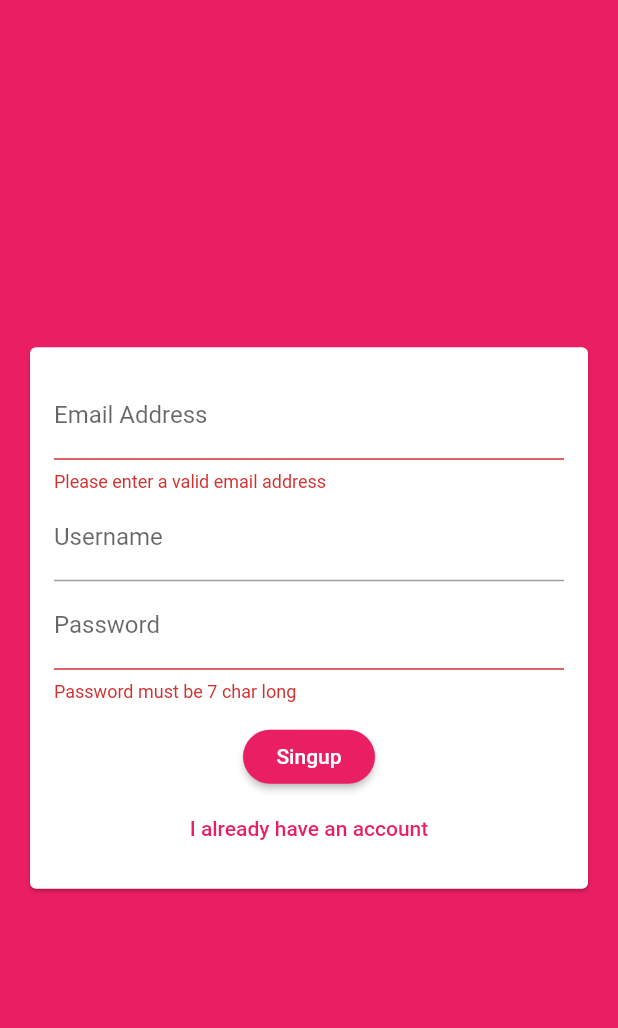
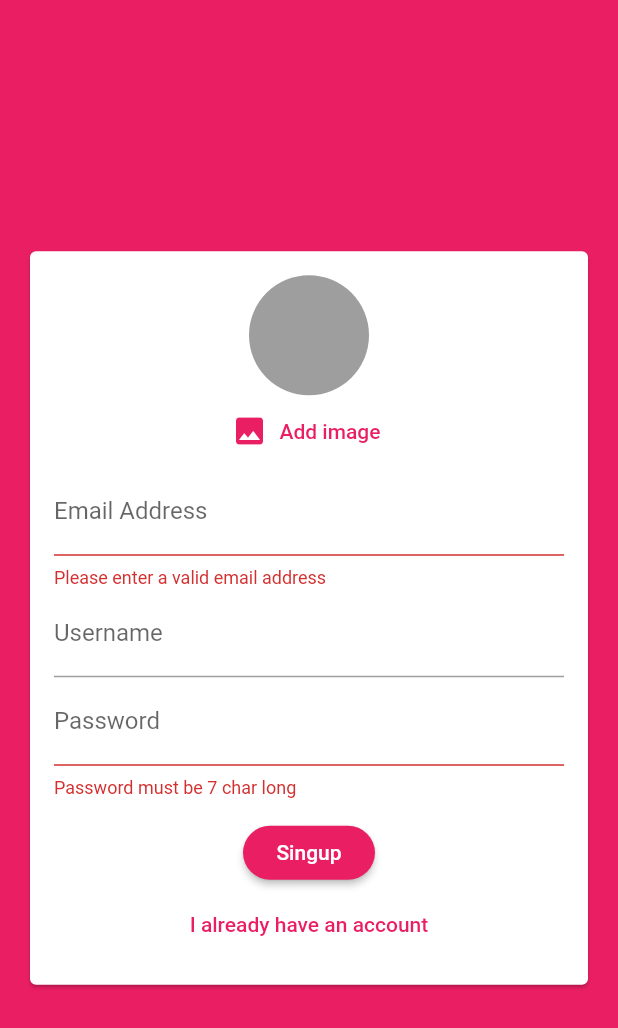
Before and after one commit to politeles/basechatapp, a Flutter app: the screen it shows after launch, after a tap on "Login", after a tap on "Create new account", on a phone screen of 412 x 824 dp. Shown: the top 1028 px of the screen. Run offline on Flutter 3.47's test engine with Material 2 defaults, Android fonts, the phone set to English and light mode, and no system bars; our stand-ins replace cloud_firestore, firebase_auth, firebase_core, image_picker; accounts and stored records are empty.

Commit message:
image picker initial design

```diff
--- a/lib/widgets/auth/auth_form.dart
+++ b/lib/widgets/auth/auth_form.dart
@@ -1,3 +1,4 @@
+import 'package:basechatapp/widgets/pickers/user_image_picker.dart';
 import 'package:flutter/material.dart';
 
 class AuthForm extends StatefulWidget {
@@ -56,6 +57,7 @@
               key: _formKey,
               child: Column(
                 children: [
+                  if (!_isLogin) UserImagePicker(),
                   TextFormField(
                     key: ValueKey('email'),
                     validator: (value) {
--- /dev/null
+++ b/lib/widgets/pickers/user_image_picker.dart
@@ -0,0 +1,44 @@
+import 'dart:io';
+
+import 'package:flutter/material.dart';
+import 'package:image_picker/image_picker.dart';
+
+class UserImagePicker extends StatefulWidget {
+  const UserImagePicker({Key? key}) : super(key: key);
+
+  @override
+  _UserImagePickerState createState() => _UserImagePickerState();
+}
+
+class _UserImagePickerState extends State<UserImagePicker> {
+  File? _pickedImageFile;
+
+  void _pickImage() async {
+    final picker = ImagePicker();
+    final pickedImage = await picker.getImage(source: ImageSource.camera);
+    final pickedImageFile = File(pickedImage!.path);
+    setState(() {
+      _pickedImageFile = pickedImageFile;
+    });
+  }
+
+  @override
+  Widget build(BuildContext context) {
+    return Column(
+      children: [
+        CircleAvatar(
+          radius: 40,
+          backgroundColor: Colors.grey,
+          backgroundImage:
+              _pickedImageFile != null ? FileImage(_pickedImageFile!) : null,
+        ),
+        FlatButton.icon(
+          onPressed: _pickImage,
+          icon: Icon(Icons.image),
+          label: Text('Add image'),
+          textColor: Theme.of(context).primaryColor,
+        )
+      ],
+    );
+  }
+}
--- a/pubspec.yaml
+++ b/pubspec.yaml
@@ -37,6 +37,7 @@
   firebase_core: ^1.11.0
   cloud_firestore: ^3.1.6
   firebase_auth: ^3.3.5
+  image_picker: ^0.8.4+5
 
 dev_dependencies:
   flutter_test:
```
Also changed, not shown: pubspec.lock.
